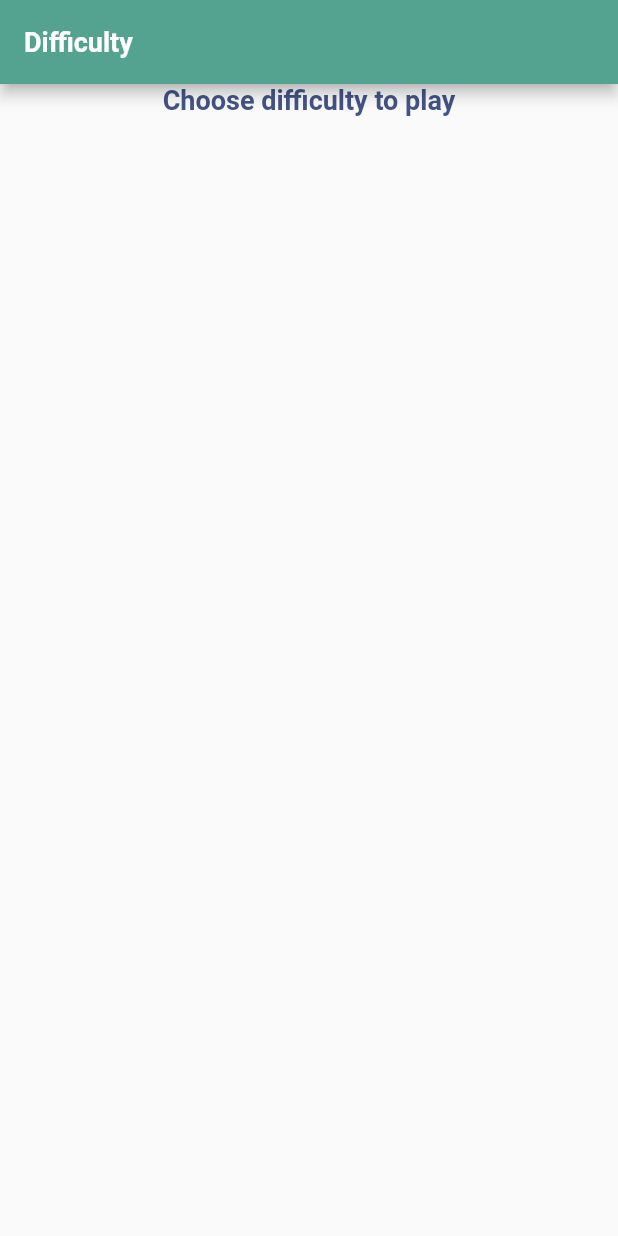
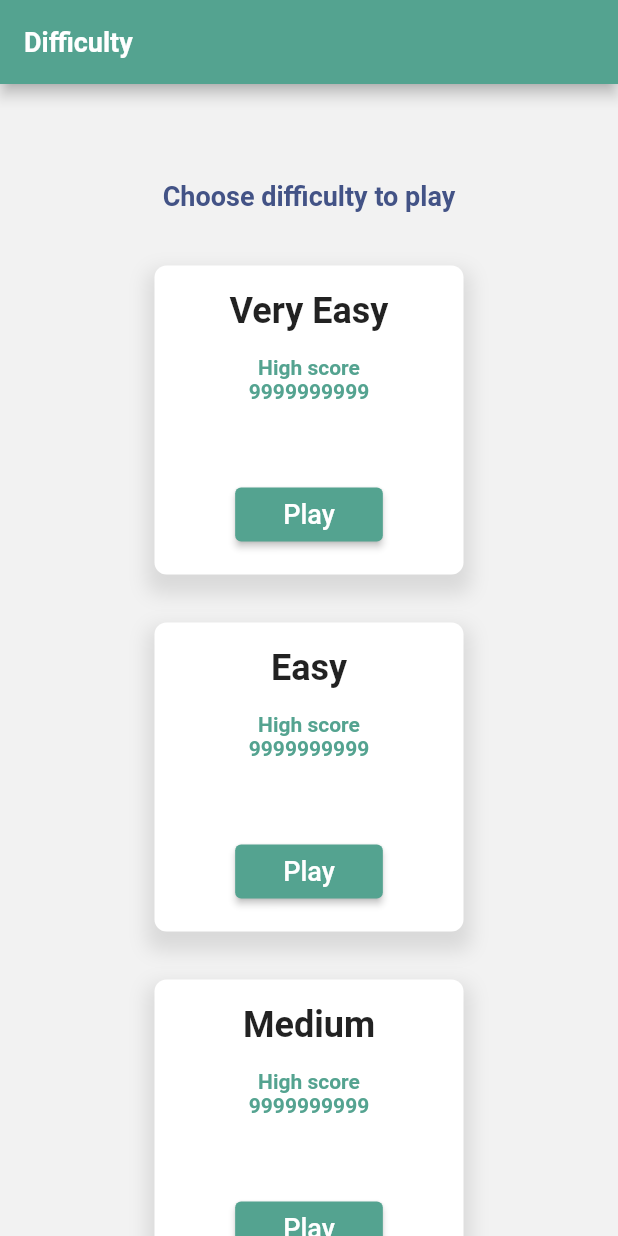
Before and after one commit to TheTarius26/cannacal, a Flutter app: the screen it shows after launch, on a phone screen of 412 x 824 dp. Run offline on Flutter 3.47's test engine with Material 2 defaults, Android fonts, the light colour scheme and no system bars; our stand-ins replace get, google_fonts.

Commit message:
add difficulty and redirect it to game view when button play tapped

```diff
--- a/lib/app/core/theme/color_theme.dart
+++ b/lib/app/core/theme/color_theme.dart
@@ -3,6 +3,7 @@ import 'package:flutter/material.dart';
 const colorPrimary = Color(0xFF435386);
 const colorSecondary = Color(0xFF54A390);
 const colorError = Color(0xFFDE4A4A);
+const colorBackground = Color(0xFFF2F2F2);
 // const colorPrimary = Color(0xFF54A390);
 // const colorSecondary = Color(0xFF435386);
 const colorSurface = Colors.white;
--- a/lib/app/data/model/game_setting.dart
+++ b/lib/app/data/model/game_setting.dart
@@ -1,10 +1,12 @@
 class GameSetting {
+  String title;
   int lives;
   int matrix;
   int point;
   int duration;
 
   GameSetting({
+    this.title = '',
     this.lives = 0,
     this.matrix = 0,
     this.point = 0,
@@ -12,6 +14,7 @@ class GameSetting {
   });
 
   factory GameSetting.veryEasy() => GameSetting(
+        title: 'Very Easy',
         lives: 0,
         matrix: 2,
         point: 10,
@@ -19,6 +22,7 @@ class GameSetting {
       );
 
   factory GameSetting.easy() => GameSetting(
+        title: 'Easy',
         lives: 5,
         matrix: 3,
         point: 100,
@@ -26,6 +30,7 @@ class GameSetting {
       );
 
   factory GameSetting.medium() => GameSetting(
+        title: 'Medium',
         lives: 3,
         matrix: 4,
         point: 500,
@@ -33,9 +38,19 @@ class GameSetting {
       );
 
   factory GameSetting.hard() => GameSetting(
+        title: 'Hard',
         lives: 3,
         matrix: 5,
         point: 1000,
         duration: 300,
       );
+
+  static List<GameSetting> getListGameSetting() {
+    return [
+      GameSetting.veryEasy(),
+      GameSetting.easy(),
+      GameSetting.medium(),
+      GameSetting.hard(),
+    ];
+  }
 }
--- a/lib/app/modules/difficulty/views/difficulty_view.dart
+++ b/lib/app/modules/difficulty/views/difficulty_view.dart
@@ -1,11 +1,12 @@
 import 'package:cannacal/app/core/theme/color_theme.dart';
 import 'package:cannacal/app/core/theme/text_theme.dart';
 import 'package:cannacal/app/core/utils/constant.dart';
+import 'package:cannacal/app/data/model/game_setting.dart';
+import 'package:cannacal/app/modules/difficulty/controllers/difficulty_controller.dart';
+import 'package:cannacal/app/modules/difficulty/widgets/difficulty_item.dart';
 import 'package:flutter/material.dart';
 
 import 'package:get/get.dart';
-
-import '../controllers/difficulty_controller.dart';
 
 class DifficultyView extends GetView<DifficultyController> {
   const DifficultyView({Key? key}) : super(key: key);
@@ -14,6 +15,7 @@ class DifficultyView extends GetView<DifficultyController> {
   Widget build(BuildContext context) {
     return SafeArea(
       child: Scaffold(
+        backgroundColor: colorBackground,
         appBar: AppBar(
           backgroundColor: colorSecondary,
           title: Text(
@@ -28,6 +30,7 @@ class DifficultyView extends GetView<DifficultyController> {
         body: SingleChildScrollView(
           child: Column(
             children: [
+              const SizedBox(height: kPadding * 4),
               Center(
                 child: Text(
                   'Choose difficulty to play',
@@ -38,10 +41,23 @@ class DifficultyView extends GetView<DifficultyController> {
                   ),
                 ),
               ),
+              const SizedBox(height: 20),
+              ...difficultyList(),
             ],
           ),
         ),
       ),
     );
   }
+
+  List<DifficultyItem> difficultyList() {
+    final list = GameSetting.getListGameSetting();
+    return List.generate(
+      list.length,
+      (index) => DifficultyItem(
+        highScore: '9999999999',
+        gameSetting: list[index],
+      ),
+    );
+  }
 }
--- /dev/null
+++ b/lib/app/modules/difficulty/widgets/difficulty_item.dart
@@ -0,0 +1,83 @@
+import 'package:cannacal/app/core/theme/color_theme.dart';
+import 'package:cannacal/app/core/theme/text_theme.dart';
+import 'package:cannacal/app/core/utils/constant.dart';
+import 'package:cannacal/app/data/model/game_setting.dart';
+import 'package:cannacal/app/modules/difficulty/controllers/difficulty_controller.dart';
+import 'package:cannacal/app/routes/app_pages.dart';
+import 'package:flutter/material.dart';
+import 'package:get/get.dart';
+
+class DifficultyItem extends GetView<DifficultyController> {
+  const DifficultyItem({
+    Key? key,
+    required this.highScore,
+    required this.gameSetting,
+  }) : super(key: key);
+
+  final String highScore;
+  final GameSetting gameSetting;
+
+  @override
+  Widget build(BuildContext context) {
+    return Container(
+      padding: const EdgeInsets.all(kPadding),
+      margin: const EdgeInsets.symmetric(vertical: kPadding),
+      height: Get.width * 0.5,
+      width: Get.width * 0.5,
+      decoration: BoxDecoration(
+        color: Colors.white,
+        borderRadius: BorderRadius.circular(8),
+        boxShadow: [
+          BoxShadow(
+            color: Colors.black.withOpacity(0.1),
+            blurRadius: 10,
+            spreadRadius: 5,
+            offset: const Offset(0, 8),
+          ),
+        ],
+      ),
+      child: Column(
+        children: [
+          Text(
+            gameSetting.title,
+            style: textStyle.copyWith(
+              fontSize: 24,
+              fontWeight: FontWeight.bold,
+            ),
+          ),
+          const SizedBox(height: kPadding),
+          Text(
+            'High score \n$highScore',
+            maxLines: 2,
+            overflow: TextOverflow.ellipsis,
+            textAlign: TextAlign.center,
+            style: textStyle.copyWith(
+              fontSize: 14,
+              color: colorSecondary,
+              fontWeight: FontWeight.w600,
+            ),
+          ),
+          const Spacer(),
+          ElevatedButton(
+            style: ElevatedButton.styleFrom(
+              primary: colorSecondary,
+              padding: const EdgeInsets.symmetric(
+                horizontal: kPadding * 2,
+              ),
+            ),
+            onPressed: () {
+              Get.offNamed(Routes.GAME, arguments: gameSetting);
+            },
+            child: Text(
+              'Play',
+              style: textStyle.copyWith(
+                fontSize: 18,
+                color: colorSurface,
+              ),
+            ),
+          ),
+        ],
+      ),
+    );
+  }
+}
--- a/lib/app/modules/game/controllers/game_controller.dart
+++ b/lib/app/modules/game/controllers/game_controller.dart
@@ -66,7 +66,7 @@ class GameController extends GetxController {
 
   /// set up on state first initialized for game preferences and state controller
   void setUp() {
-    setting.value = GameSetting.veryEasy();
+    setting.value = Get.arguments;
     gameDuration.value = setting.value.duration;
     lives.value = setting.value.lives;
     matrix.value = setting.value.matrix;
--- a/lib/app/modules/home/views/home_view.dart
+++ b/lib/app/modules/home/views/home_view.dart
@@ -5,14 +5,16 @@ import 'package:get/get.dart';
 import '../controllers/home_controller.dart';
 
 class HomeView extends GetView<HomeController> {
+  const HomeView({Key? key}) : super(key: key);
+
   @override
   Widget build(BuildContext context) {
     return Scaffold(
       appBar: AppBar(
-        title: Text('HomeView'),
+        title: const Text('HomeView'),
         centerTitle: true,
       ),
-      body: Center(
+      body: const Center(
         child: Text(
           'HomeView is working',
           style: TextStyle(fontSize: 20),
```
